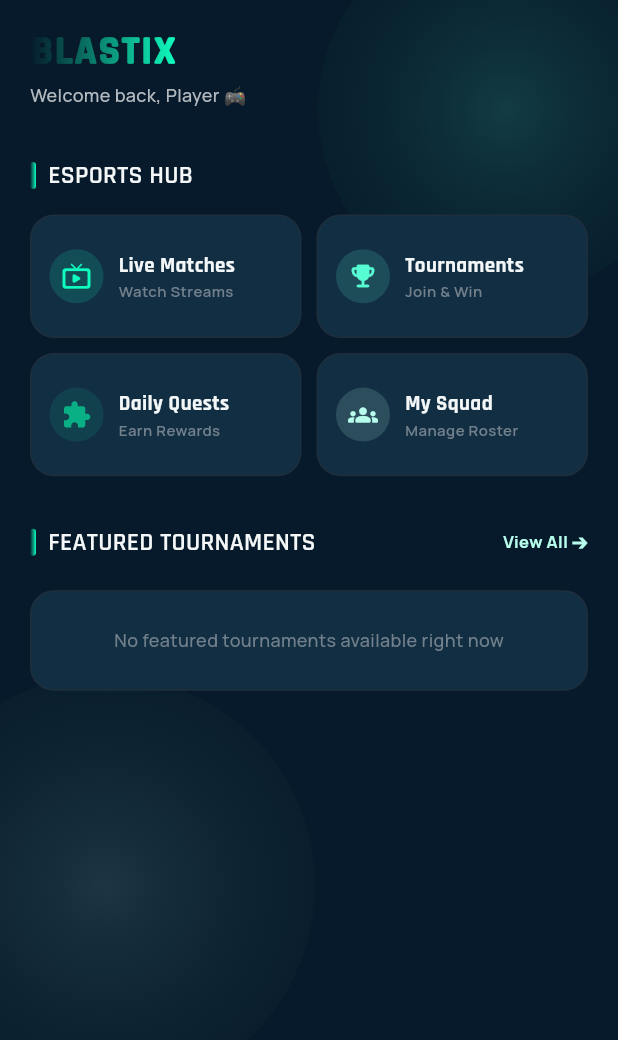
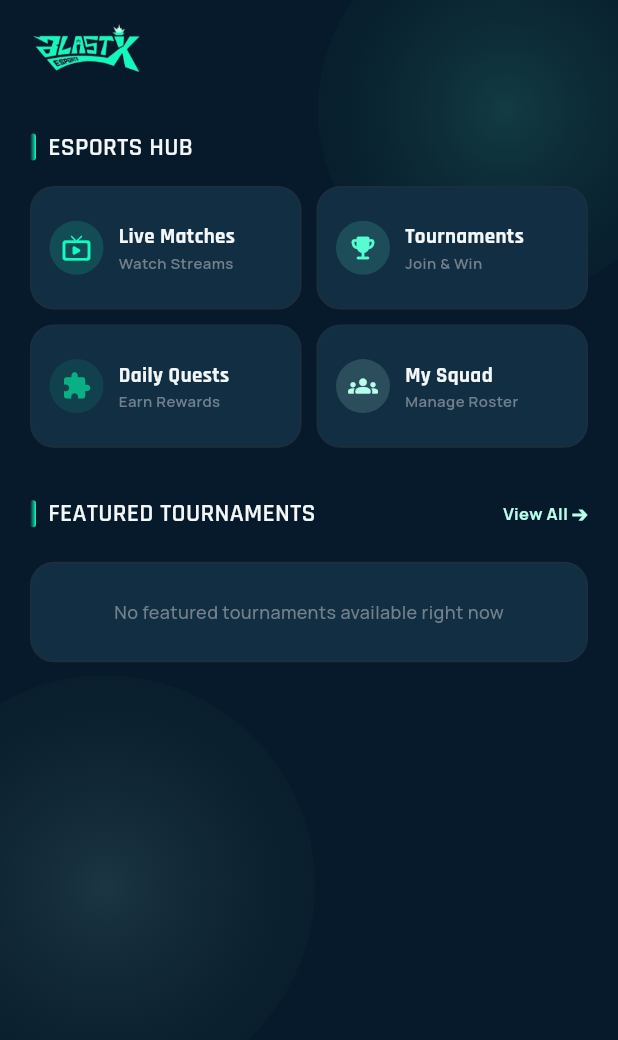
Before and after one commit to Bunny-099/blastx_esports, a Flutter app: the HomeScreen screen opened directly, on a phone screen of 412 x 824 dp. Shown: the top 1040 px of the screen. Run offline on Flutter 3.47's test engine with Material 3 defaults, Android fonts, the phone set to English and light mode, and no system bars; our stand-ins replace curved_labeled_navigation_bar, device_info_plus, dio, firebase_auth, firebase_core, flutter_animate and 9 more; missing offline and left inert: pushable_button; accounts and stored records are empty; network calls fail.

Commit message:
added the logo in the home screen

```diff
--- a/lib/features/home/presentation/home_screen.dart
+++ b/lib/features/home/presentation/home_screen.dart
@@ -97,9 +97,7 @@ class _HomeScreenState extends ConsumerState<HomeScreen>
               slivers: [
                 // Top App Bar / Header
                 SliverToBoxAdapter(
-                  child: _HeaderBar(
-                    username: widget.username,
-                  ),
+                  child: const _HeaderBar(),
                 ),
 
                 // Live Announcement Ticker
@@ -385,41 +383,33 @@ class _AmbientBackground extends StatelessWidget {
 }
 
 /// ------------------------------------------------------------
-/// Header Bar with BlastIX Branding & User Greeting
+/// Header Bar with BlastIX Branding
 /// ------------------------------------------------------------
 class _HeaderBar extends StatelessWidget {
-  const _HeaderBar({
-    required this.username,
-  });
-
-  final String username;
+  const _HeaderBar();
 
   @override
   Widget build(BuildContext context) {
-    return Padding(
-      padding: const EdgeInsets.fromLTRB(20, 16, 20, 8),
-      child: Column(
-        crossAxisAlignment: CrossAxisAlignment.start,
-        children: [
-          ShaderMask(
-            shaderCallback: (bounds) => AppColors.fireGradient
-                .createShader(Offset.zero & bounds.size),
-            child: Text(
-              'BLASTIX',
-              style: GoogleFonts.rajdhani(
-                fontSize: 26,
-                fontWeight: FontWeight.w900,
-                letterSpacing: 1.5,
-                color: Colors.white,
+    return const Padding(
+      padding: EdgeInsets.fromLTRB(20, 12, 20, 0),
+      child: SizedBox(
+        height: 50, // Layout space occupied on screen
+        child: Stack(
+          clipBehavior: Clip.none, // Baki content ko push kiye bina logo badaa render hoga
+          children: [
+            Positioned(
+              left: -10,
+              top: -40,
+              child: Image(
+                image: AssetImage('assets/logos/Logo.png'),
+                width: 100, // Explicitly increased width
+                height: 500,  // Increased height to maintain proportions
+                alignment: Alignment.topLeft,
+                fit: BoxFit.contain,
               ),
             ),
-          ),
-          const SizedBox(height: 2),
-          Text(
-            'Welcome back, $username 🎮',
-            style: AppTextStyles.bodySm.copyWith(color: AppColors.textSecondary),
-          ),
-        ],
+          ],
+        ),
       ),
     );
   }
```
Also changed, not shown: assets/logos/Logo.png (added).
